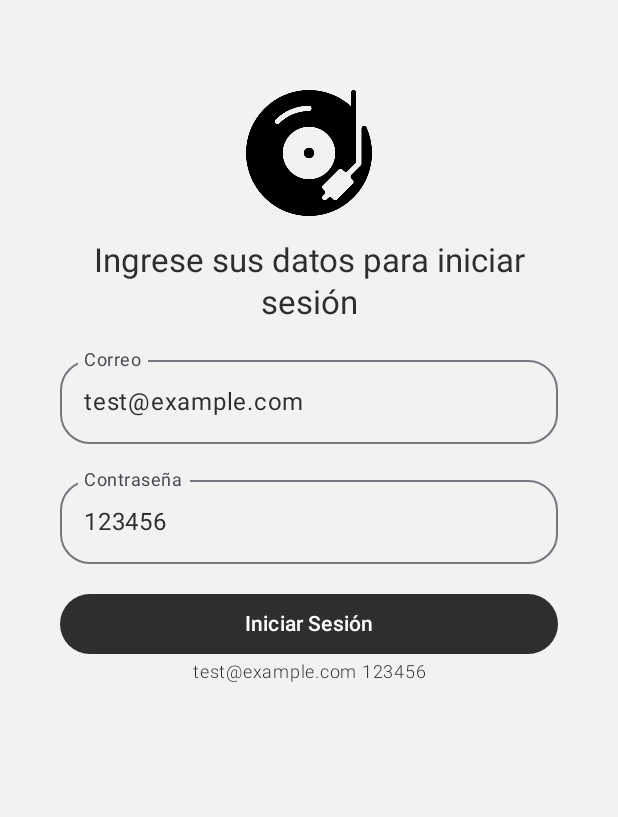
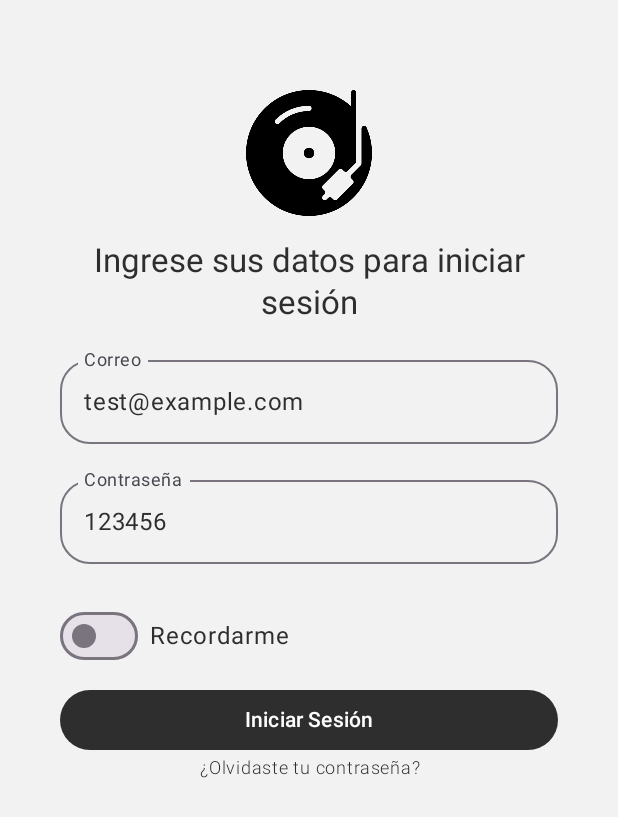
Before and after one commit to Dersatto/DuocTestREAL, an Android app built with Jetpack Compose: the screen it shows after launch (MainActivity), on a phone screen of 412 x 824 dp. Shown: the top 817 px of the screen. Run offline under Robolectric (Android 15) with nearby library versions, the phone set to English and light mode, and no system bars; our stand-ins replace Room's generated code.

Commit message:
Final login

```diff
--- a/app/src/main/java/com/dersad/duoctest/ui/UsuarioLogIn.kt
+++ b/app/src/main/java/com/dersad/duoctest/ui/UsuarioLogIn.kt
@@ -22,16 +22,22 @@ import androidx.compose.ui.text.style.TextAlign
 import androidx.compose.foundation.layout.Spacer
 import androidx.compose.foundation.layout.height
 import androidx.compose.ui.text.font.FontWeight
+import androidx.compose.foundation.layout.Row
+import androidx.compose.material3.Switch
+import androidx.compose.runtime.mutableStateOf
+import androidx.compose.runtime.remember
+
 @Composable
 fun LoginScreen(navController: NavController, viewModel: UsuarioViewModel = viewModel()) {
-//Añadi q los datos se redirijan al home
     val estado by viewModel.estado.collectAsStateWithLifecycle()
+
+    val recordarState = remember { mutableStateOf(false) }
 
     Column(
         Modifier
             .fillMaxSize()
             .padding(horizontal = 40.dp, vertical = 60.dp),
-            horizontalAlignment = Alignment.CenterHorizontally
+        horizontalAlignment = Alignment.CenterHorizontally
     ) {
 
         Logo()
@@ -43,7 +49,6 @@ fun LoginScreen(navController: NavController, viewModel: UsuarioViewModel = view
                 .align(CenterHorizontally)
                 .padding(bottom = 16.dp)
         )
-
 
         OutlinedTextField(
             value = estado.correo,
@@ -73,7 +78,21 @@ fun LoginScreen(navController: NavController, viewModel: UsuarioViewModel = view
             modifier = Modifier.fillMaxWidth()
         )
 
-
+        Row(
+            modifier = Modifier
+                .fillMaxWidth()
+                .padding(vertical = 8.dp),
+            verticalAlignment = Alignment.CenterVertically
+        ) {
+            Switch(
+                checked = recordarState.value,
+                onCheckedChange = { recordarState.value = it }
+            )
+            Text(
+                text = "Recordarme",
+                modifier = Modifier.padding(start = 8.dp)
+            )
+        }
 
         Button(
             onClick = {
@@ -91,7 +110,8 @@ fun LoginScreen(navController: NavController, viewModel: UsuarioViewModel = view
             Text(text = "Iniciar Sesión")
         }
 
-        Text(text= "test@example.com 123456",
+        Text(
+            text = "¿Olvidaste tu contraseña?",
             style = MaterialTheme.typography.labelMedium,
             textAlign = TextAlign.Center,
             fontWeight = FontWeight(300)
```
